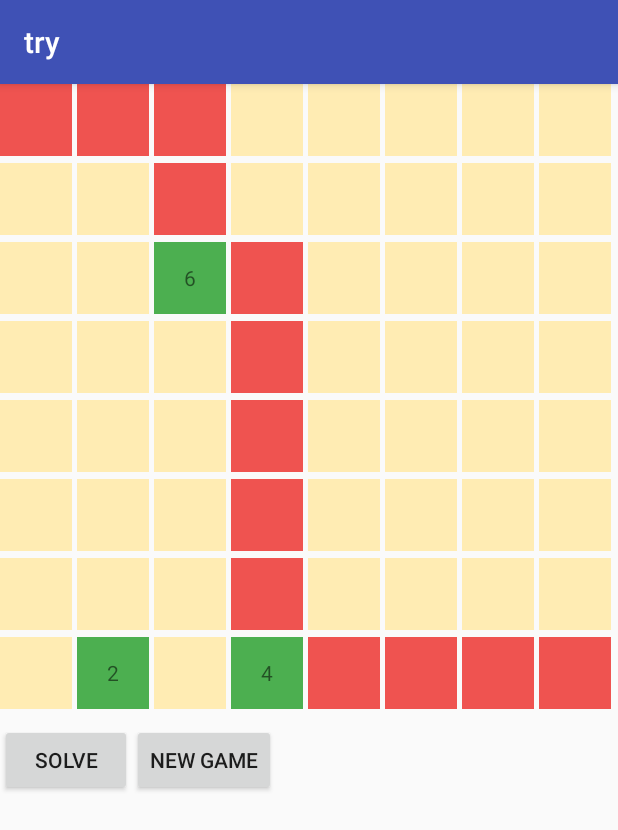
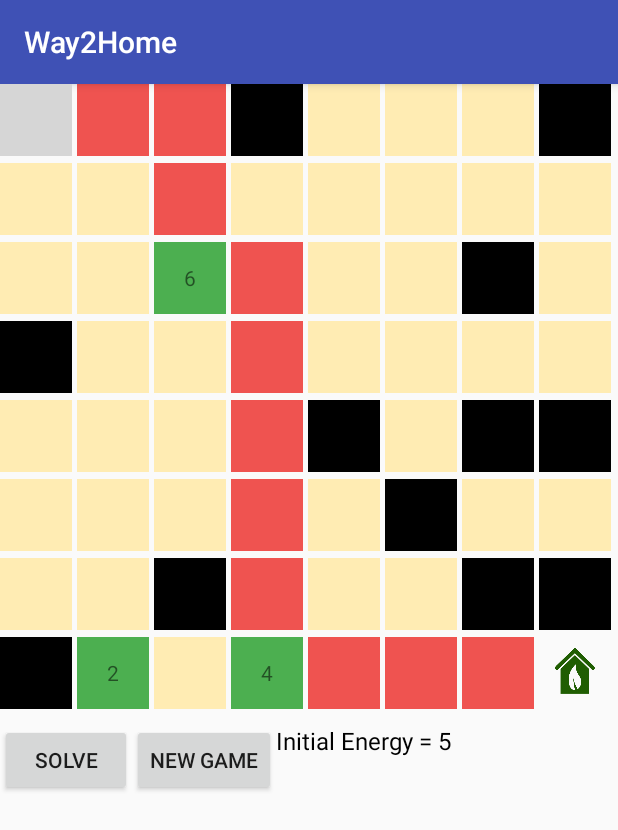
Before and after one commit to NavneetNandan/Way2Home, an Android app: the screen it shows after launch (MainActivity), after a tap on "SOLVE", on a phone screen of 412 x 824 dp. Shown: the top 830 px of the screen. Run offline under Robolectric (Android 15) with nearby library versions, the phone set to English and light mode, and no system bars; grey boxes are pictures that could not be loaded.

Commit message:
released version

```diff
--- a/app/build.gradle
+++ b/app/build.gradle
@@ -4,7 +4,7 @@ android {
     compileSdkVersion 24
     buildToolsVersion "24.0.2"
     defaultConfig {
-        applicationId "com.example.navneetnandan.atry"
+        applicationId "com.iiitv.way2home"
         minSdkVersion 17
         targetSdkVersion 24
         versionCode 1
--- a/app/src/main/AndroidManifest.xml
+++ b/app/src/main/AndroidManifest.xml
@@ -4,7 +4,7 @@
 
     <application
         android:allowBackup="true"
-        android:icon="@mipmap/ic_launcher"
+        android:icon="@drawable/way2home"
         android:label="@string/app_name"
         android:supportsRtl="true"
         android:theme="@style/AppTheme">
--- a/app/src/main/java/com/example/navneetnandan/atry/GridAdapter.java
+++ b/app/src/main/java/com/example/navneetnandan/atry/GridAdapter.java
@@ -61,28 +61,55 @@ public class GridAdapter extends BaseAdapter {
             textView = (TextView) convertView;
         }
 
+        if (data[i].isObstacle){
+            textView.setBackgroundColor(mContext.getResources().getColor( R.color.obstacle));
+        }else
         if (data[i].isPath()){
             textView.setBackgroundColor(mContext.getResources().getColor( R.color.path));
+            if(i==0)
+                textView.setBackground(mContext.getResources().getDrawable(R.drawable.walk));
+            if(i==63)
+                textView.setBackground(mContext.getResources().getDrawable(R.drawable.ecologic));
             Log.e("h",i+"");
             if(data[i].getEnergy()!=-1){
                 Log.e("km0","kimo");
                 textView.setText(data[i].getEnergy()+"");
                 textView.setBackgroundColor(mContext.getResources().getColor( R.color.energy));
+                if(i==0)
+                    textView.setBackground(mContext.getResources().getDrawable(R.drawable.walk));
+                if(i==63)
+                    textView.setBackground(mContext.getResources().getDrawable(R.drawable.ecologic));
+
             }
         }else
         if(data[i].isCurrent){
             textView.setText("");
             textView.setBackgroundColor(mContext.getResources().getColor( R.color.current));
+            if(i==0)
+                textView.setBackground(mContext.getResources().getDrawable(R.drawable.walk));
+            if(i==63)
+                textView.setBackground(mContext.getResources().getDrawable(R.drawable.ecologic));
         }else
         if(data[i].traversed){
             textView.setBackgroundColor(mContext.getResources().getColor( R.color.traversed));
-
+            if(i==0)
+                textView.setBackground(mContext.getResources().getDrawable(R.drawable.walk));
+            if(i==63)
+                textView.setBackground(mContext.getResources().getDrawable(R.drawable.ecologic));
         }else
         if(data[i].getEnergy()==-1){
             textView.setBackgroundColor(mContext.getResources().getColor( R.color.normal));
+            if(i==0)
+                textView.setBackground(mContext.getResources().getDrawable(R.drawable.walk));
+            if(i==63)
+                textView.setBackground(mContext.getResources().getDrawable(R.drawable.ecologic));
         }else{
             textView.setText(data[i].getEnergy()+"");
             textView.setBackgroundColor(mContext.getResources().getColor( R.color.energy));
+            if(i==0)
+                textView.setBackground(mContext.getResources().getDrawable(R.drawable.walk));
+            if(i==63)
+                textView.setBackground(mContext.getResources().getDrawable(R.drawable.ecologic));
         }
         return textView;
     }
--- a/app/src/main/java/com/example/navneetnandan/atry/Node.java
+++ b/app/src/main/java/com/example/navneetnandan/atry/Node.java
@@ -9,6 +9,7 @@ public class Node {
     private int  energy;
     boolean isCurrent;
     boolean traversed;
+    boolean isObstacle;
 
     public boolean isPath() {
         return path;
@@ -25,6 +26,7 @@ public class Node {
         this.energy=-1;
         traversed=false;
         isCurrent=false;
+        isObstacle=false;
         path=false;
     }
     int getX(){
--- a/app/src/main/res/layout/grid_main.xml
+++ b/app/src/main/res/layout/grid_main.xml
@@ -9,6 +9,7 @@
         android:numColumns="8"
         android:verticalSpacing="5dp"
         />
+
     <Button
         android:layout_width="wrap_content"
         android:layout_height="wrap_content"
@@ -16,13 +17,29 @@
         android:layout_marginTop="10dp"
         android:onClick="showSolution"
         android:text="@string/solve"
-        android:id="@+id/solution"/>
+        android:id="@+id/solution" />
+
+    <TextView
+        android:layout_marginTop="10dp"
+        android:layout_width="wrap_content"
+        android:layout_height="wrap_content"
+        android:layout_toRightOf="@+id/i"
+        android:layout_below="@id/gridview"
+        android:text="Initial Energy = 5"
+        android:id="@+id/en"
+        android:textColor="@android:color/background_dark"
+        android:textSize="16sp" />
+
     <Button
         android:layout_width="wrap_content"
         android:layout_height="wrap_content"
-        android:layout_below="@id/gridview"
-        android:layout_toRightOf="@id/solution"
-        android:layout_marginTop="10dp"
+        android:id="@+id/i"
         android:onClick="game"
-        android:text="@string/new_game" />
+        android:text="@string/new_game"
+
+        android:layout_alignBaseline="@+id/solution"
+        android:layout_alignBottom="@+id/solution"
+        android:layout_toEndOf="@+id/solution" />
+
+
 </RelativeLayout>
--- a/app/src/main/res/values/colors.xml
+++ b/app/src/main/res/values/colors.xml
@@ -8,5 +8,6 @@
     <color name="energy">#4caf50</color>
     <color name="current">#006064</color>
     <color name="path">#ef5350</color>
+    <color name="obstacle">#000000</color>
 
 </resources>
--- a/app/src/main/res/values/strings.xml
+++ b/app/src/main/res/values/strings.xml
@@ -1,5 +1,5 @@
 <resources>
-    <string name="app_name">try</string>
+    <string name="app_name">Way2Home</string>
     <string name="new_game">New Game</string>
     <string name="solve">Solve</string>
 </resources>
```
Also changed, not shown: app/src/main/java/com/example/navneetnandan/atry/MainActivity.java (+16 -2 lines), app/src/main/res/drawable/Walk.png (added), app/src/main/res/drawable/Way2Home.png (added), app/src/main/res/drawable/ecologic.png (added), app/src/main/res/drawable/human.png (added).
